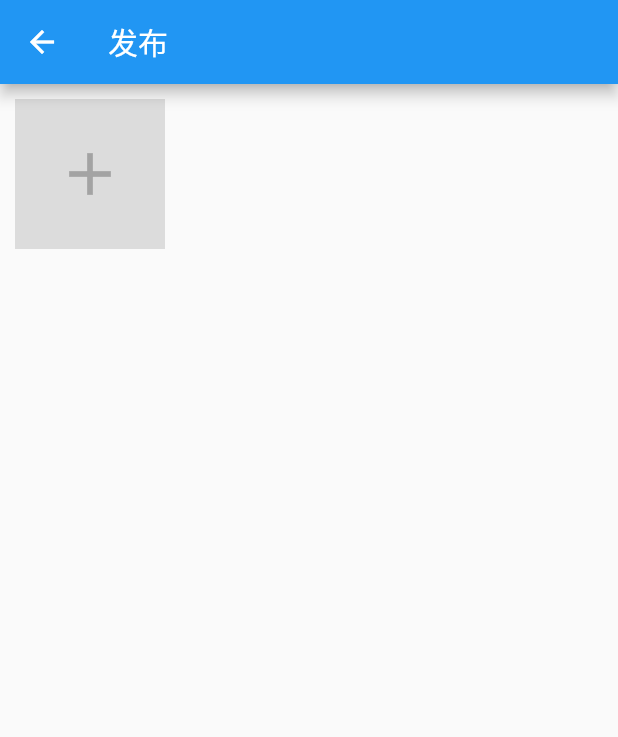
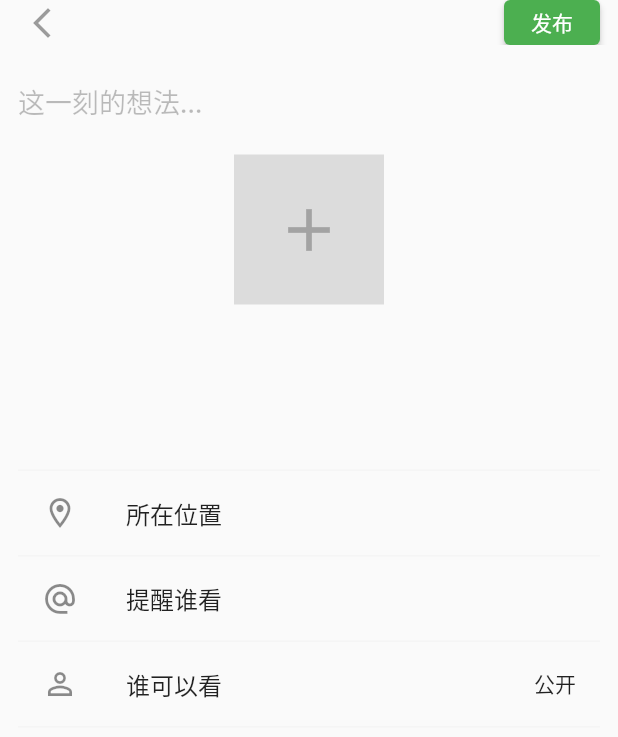
Before and after one commit to Magician-ZC/wechat, a Flutter app: the PostEditPage screen opened directly, on a phone screen of 412 x 824 dp. Shown: the top 737 px of the screen. Run offline on Flutter 3.47's test engine with Material 2 defaults, Android fonts, the phone set to English and light mode, and no system bars; our stand-ins replace chewie, extended_image, flutter_image_compress, fluttertoast, video_player; missing offline and left inert: camerawesome, video_compress, wechat_assets_picker.

Commit message:
完善发布界面

```diff
--- /dev/null
+++ b/lib/entity/index.dart
@@ -0,0 +1,3 @@
+library entity;
+
+export 'menu.dart';
--- /dev/null
+++ b/lib/entity/menu.dart
@@ -0,0 +1,21 @@
+
+import 'package:flutter/material.dart';
+
+///菜单项
+class MenuItemModel{
+
+
+  ///图标
+  final IconData? icon;
+
+  ///标题
+  final String? title;
+
+  ///右侧文字
+  final String? right;
+
+  ///点击事件
+  final Function()? onTap;
+
+  MenuItemModel({this.icon, this.title, this.right, this.onTap});
+}
--- a/lib/main.dart
+++ b/lib/main.dart
@@ -25,7 +25,7 @@ class MyApp extends StatelessWidget {
         // or simply save your changes to "hot reload" in a Flutter IDE).
         // Notice that the counter didn't reset back to zero; the application
         // is not restarted.
-        primarySwatch: Colors.blue,
+        primarySwatch: Colors.green,
       ),
       home: const TimeLinePage(),
     );
--- a/lib/pages/post.dart
+++ b/lib/pages/post.dart
@@ -1,7 +1,7 @@
 import 'package:flutter/material.dart';
-import 'package:wechat/utils/config.dart';
+import 'package:wechat/entity/index.dart';
 import 'package:wechat/utils/index.dart';
-import 'package:wechat/widgets/gallery.dart';
+import 'package:wechat/widgets/appbar.dart';
 import 'package:wechat/widgets/index.dart';
 import 'package:wechat_assets_picker/wechat_assets_picker.dart';
 
@@ -28,6 +28,12 @@ class _PostEditPageState extends State<PostEditPage> {
   // 视频压缩文件
   CompressMediaFile? _videoCompressFile;
 
+  //内容输入控制器
+  TextEditingController _contentController = TextEditingController();
+
+  //菜单列表
+  List<MenuItemModel> _menus = [];
+
   //已选中图片数组
   List<AssetEntity> _selectedAssets = [];
 
@@ -48,6 +54,66 @@ class _PostEditPageState extends State<PostEditPage> {
     super.initState();
     _postType = widget.postType;
     _selectedAssets = widget.selectedAssets ?? [];
+    _menus = [
+      MenuItemModel(icon:Icons.location_on_outlined, title:"所在位置"),
+      MenuItemModel(icon:Icons.alternate_email_outlined, title:"提醒谁看"),
+      MenuItemModel(icon:Icons.person_outline, title:"谁可以看",right: "公开")
+    ];
+  }
+
+
+  @override
+  void dispose() {
+    _contentController.dispose();
+    super.dispose();
+  }
+
+  //内容输出框
+  Widget _buildContentInput(){
+    return LimitedBox(
+      maxHeight: 180,
+      child: TextField(
+        maxLines: null,
+        maxLength: 20,
+        controller: _contentController,
+        decoration:InputDecoration(
+          hintText: "这一刻的想法...",
+          hintStyle: const TextStyle(
+            color: Colors.black26,
+            fontSize: 18,
+            fontWeight: FontWeight.w500
+          ),
+          border: InputBorder.none,
+          counterText: _contentController.text.isEmpty ? "":null,
+        ),
+        onChanged: (value){
+          setState(() {
+
+          });
+        },
+      ),
+    );
+  }
+
+  //菜单项目
+  Widget _buildMenus(){
+    List<Widget> ws = [];
+    ws.add(const DividerWidget());
+    for(var menu in _menus){
+      ws.add(ListTile(
+        leading: Icon(menu.icon),
+        title: Text(menu.title!),
+        trailing: Text(menu.right ?? ""),
+        onTap: menu.onTap,
+      ));
+      ws.add(const DividerWidget());
+    }
+    return Padding(
+      padding: const EdgeInsets.only(top: 100),
+      child: Column(
+        children: ws,
+      ),
+    );
   }
 
   //图片列表
@@ -317,8 +383,13 @@ class _PostEditPageState extends State<PostEditPage> {
 
   //主视图
   Widget _mainView() {
-    return Column(
+    return SingleChildScrollView(
+      child: Padding(
+        padding: const EdgeInsets.all(pagePadding),
+        child: Column(
           children: [
+            //内容输入
+            _buildContentInput(),
             //相册列表
             if (_postType == PostType.image) _buildPhotosList(),
 
@@ -334,16 +405,43 @@ class _PostEditPageState extends State<PostEditPage> {
               Padding(
                 padding: const EdgeInsets.all(spacing),
                 child: _buildAddBtn(context, 100),
-          )
+              ),
+
+            _buildMenus()
           ],
+        ),
+      ),
     );
   }
 
   @override
   Widget build(BuildContext context) {
     return Scaffold(
-      appBar: AppBar(
-        title: const Text('发布'),
+      // appBar: AppBar(
+      //   title: const Text('发布'),
+      // ),
+      appBar: AppBarWidget(
+        //左侧返回
+        leading: GestureDetector(
+          onTap: (){
+            Navigator.pop(context);
+          },
+          child: const Icon(
+            Icons.arrow_back_ios_new_outlined,
+            color: Colors.black38,
+          ),
+        ),
+        //右侧发布
+        actions: [
+          Padding(
+            padding: const EdgeInsets.only(right: pagePadding),
+            child: ElevatedButton(
+                onPressed: (){
+
+                },
+                child: const Text('发布')),
+          )
+        ],
       ),
       body: _mainView(),
       bottomSheet: _isDragNow ? _buildRemoveBar() : const SizedBox.shrink(),
--- a/lib/utils/config.dart
+++ b/lib/utils/config.dart
@@ -18,3 +18,6 @@ const Color accentColor = Colors.amberAccent;
 
 // 次文字颜色
 const Color secondaryTextColor = Colors.black45;
+
+// 页面 padding
+const double pagePadding = 12.0;
--- a/lib/widgets/appbar.dart
+++ b/lib/widgets/appbar.dart
@@ -1,29 +1,29 @@
 import 'package:flutter/material.dart';
 
-class SlideAppBarWidget extends StatelessWidget implements PreferredSizeWidget {
-  const SlideAppBarWidget(
-      {super.key,
-      required this.child,
-      required this.controller,
-      required this.visible});
+///顶部导航栏
+class AppBarWidget extends StatelessWidget implements PreferredSizeWidget{
+  const AppBarWidget({Key? key, this.backgroundColor, this.elevation, this.leading,this.actions}) : super(key: key);
 
-  final PreferredSizeWidget child;
-  final AnimationController controller;
-  final bool visible;
+  final Color? backgroundColor;
+  final double? elevation;
+  final Widget? leading;
+  final List<Widget>? actions;
 
   @override
-  Size get preferredSize => child.preferredSize;
+  // TODO: implement preferredSize
+  Size get preferredSize => const Size.fromHeight(30);
+
+  Widget _mainView(){
+    return AppBar(
+      backgroundColor: backgroundColor ?? Colors.transparent,
+      elevation: elevation ?? 0,
+      leading: leading,
+      actions: actions,
+    );
+  }
 
   @override
   Widget build(BuildContext context) {
-    visible ? controller.reverse():controller.forward();
-    return SlideTransition(
-      position: Tween<Offset>(
-        begin: Offset.zero,
-        end: const Offset(0, -1),
-      ).animate(
-          CurvedAnimation(parent: controller, curve: Curves.fastOutSlowIn)),
-      child: child,
-    );
+    return _mainView();
   }
 }
--- a/lib/widgets/gallery.dart
+++ b/lib/widgets/gallery.dart
@@ -1,6 +1,6 @@
 import 'package:extended_image/extended_image.dart';
 import 'package:flutter/material.dart';
-import 'package:wechat/widgets/appbar.dart';
+import 'package:wechat/widgets/slide_appbar.dart';
 import 'package:wechat_assets_picker/wechat_assets_picker.dart';
 
 ///图像浏览器
--- a/lib/widgets/index.dart
+++ b/lib/widgets/index.dart
@@ -1,6 +1,6 @@
 library widgets;
 
-export 'appbar.dart';
+export 'slide_appbar.dart';
 export 'gallery.dart';
 export 'camera/camera.dart';
 export 'player.dart';
--- /dev/null
+++ b/lib/widgets/slide_appbar.dart
@@ -0,0 +1,29 @@
+import 'package:flutter/material.dart';
+
+class SlideAppBarWidget extends StatelessWidget implements PreferredSizeWidget {
+  const SlideAppBarWidget(
+      {super.key,
+      required this.child,
+      required this.controller,
+      required this.visible});
+
+  final PreferredSizeWidget child;
+  final AnimationController controller;
+  final bool visible;
+
+  @override
+  Size get preferredSize => child.preferredSize;
+
+  @override
+  Widget build(BuildContext context) {
+    visible ? controller.reverse():controller.forward();
+    return SlideTransition(
+      position: Tween<Offset>(
+        begin: Offset.zero,
+        end: const Offset(0, -1),
+      ).animate(
+          CurvedAnimation(parent: controller, curve: Curves.fastOutSlowIn)),
+      child: child,
+    );
+  }
+}
```
Also changed, not shown: lib/utils/bottom_sheet.dart (+35 -42 lines). Lines whose indentation alone changed are shown as unchanged.
